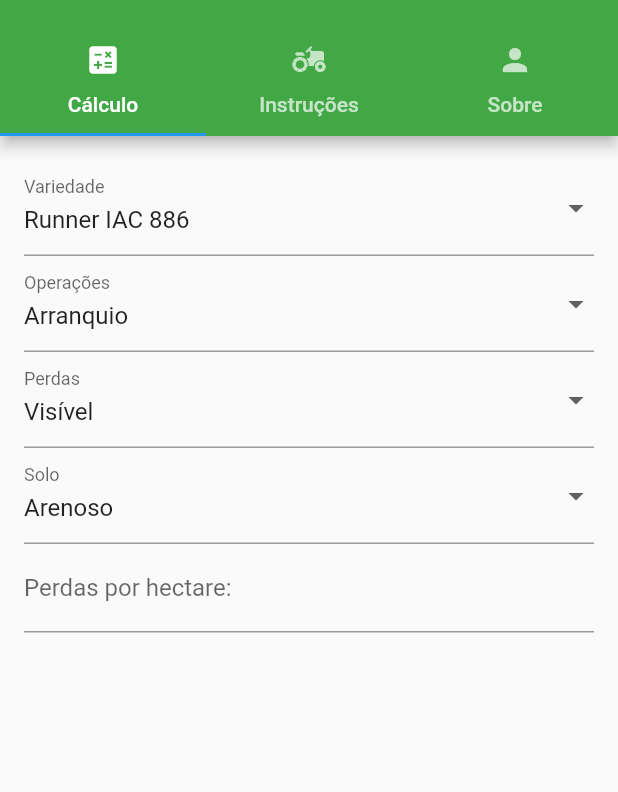
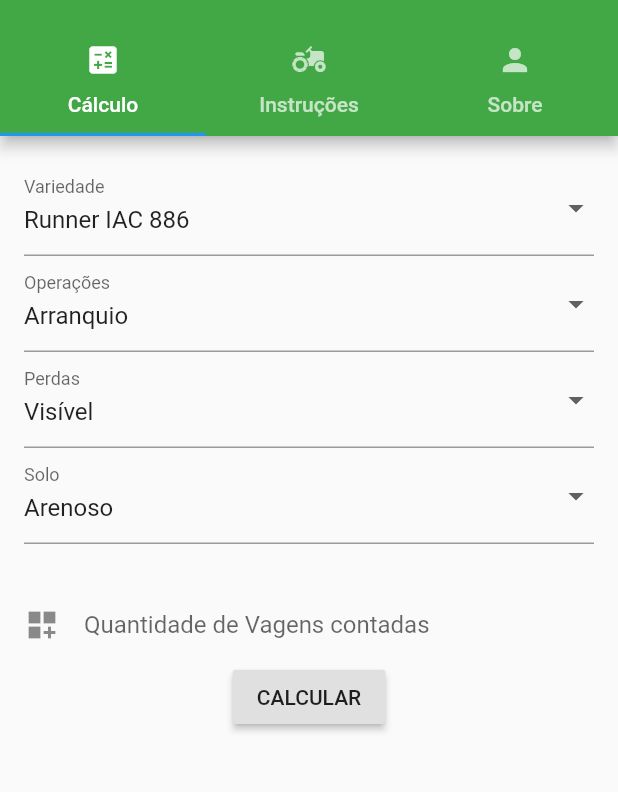
Before and after one commit to gatlingnoah/app_sapeca, a Flutter app: the screen it shows after launch, on a phone screen of 412 x 824 dp, the part 59-851 px from its top. Run offline on Flutter 3.47's test engine with Material 2 defaults, Android fonts, the phone set to English and light mode, and no system bars.

Commit message:
Construção da classe equação, melhorias e ajustes no códugo.

```diff
--- a/lib/pages/calculo.dart
+++ b/lib/pages/calculo.dart
@@ -1,6 +1,7 @@
 // ignore_for_file: prefer_const_constructors
 // ignore_for_file: prefer_const_literals_to_create_immutables
 
+import 'package:app_sapeca/pages/equacao.dart';
 import 'package:flutter/material.dart';
 
 const List<String> variedade = <String>[
@@ -13,13 +14,27 @@ const List<String> operacoes = <String>['Arranquio', 'Recolhimento'];
 const List<String> perdas = <String>['Visível', 'Invisível'];
 const List<String> solo = <String>['Arenoso', 'Argiloso'];
 
+String variedadeValue = variedade.first;
+String operacoesValue = operacoes.first;
+String soloValue = solo.first;
+String perdasValue = perdas.first;
+
 class Calculo extends StatefulWidget {
   @override
   _CalculoState createState() => _CalculoState();
 }
 
 class _CalculoState extends State<Calculo> {
-  @override
+  final dadosController = TextEditingController();
+  String textChange = '';
+
+  void calling() {
+    setState(() {
+      textChange = Equacao().calculing(variedadeValue, operacoesValue,
+          soloValue, perdasValue, dadosController.text);
+    });
+  }
+
   Widget build(BuildContext context) {
     return Scaffold(
       body: Scrollbar(
@@ -33,10 +48,30 @@ class _CalculoState extends State<Calculo> {
                   const DropdownOperacoes(),
                   const DropdownPerdas(),
                   const DropdownSolo(),
-                  TextFormField(
+
+                  const SizedBox(height: 30), // size pra distancia
+
+                  TextField(
+                    decoration: InputDecoration(
+                        border: InputBorder.none,
+                        icon: Icon(Icons.dashboard_customize_sharp),
+                        hintText: 'Quantidade de Vagens contadas'),
+                    controller: dadosController,
+                  ),
+
+                  RaisedButton(
+                    onPressed: () {
+                      calling();
+                    },
+                    child: const Text('CALCULAR'),
+                  ),
+
+                  const SizedBox(height: 30),
+
+                  Text(
+                    textChange,
+                    style: TextStyle(fontSize: 16),
                     textAlign: TextAlign.center,
-                    decoration:
-                        InputDecoration(labelText: 'Perdas por hectare:'),
                   ),
                 ],
               ),
@@ -57,8 +92,6 @@ class DropdownVariedade extends StatefulWidget {
 }
 
 class _DropdownVariedadeState extends State<DropdownVariedade> {
-  String variedadeValue = variedade.first;
-
   @override
   Widget build(BuildContext context) {
     return DropdownButtonFormField<String>(
@@ -90,8 +123,6 @@ class DropdownOperacoes extends StatefulWidget {
 }
 
 class _DropdownOperacoesState extends State<DropdownOperacoes> {
-  String operacoesValue = operacoes.first;
-
   @override
   Widget build(BuildContext context) {
     return DropdownButtonFormField<String>(
@@ -123,8 +154,6 @@ class DropdownPerdas extends StatefulWidget {
 }
 
 class _DropdownPerdasState extends State<DropdownPerdas> {
-  String perdasValue = perdas.first;
-
   @override
   Widget build(BuildContext context) {
     return DropdownButtonFormField<String>(
@@ -156,8 +185,6 @@ class DropdownSolo extends StatefulWidget {
 }
 
 class _DropdownSoloState extends State<DropdownSolo> {
-  String soloValue = solo.first;
-
   @override
   Widget build(BuildContext context) {
     return DropdownButtonFormField<String>(
--- /dev/null
+++ b/lib/pages/equacao.dart
@@ -0,0 +1,14 @@
+class Equacao {
+  late String variedade;
+  late String operacoes;
+  late String perdas;
+  late String solo;
+  late String dados;
+  late double resultado = 0;
+
+  calculing(String variedade, String operacoes, String solo, String perdas,
+      String dados) {
+    //return "Perdas por hectare: $resultado";
+    return "$variedade - $operacoes - $solo - $perdas - $dados";
+  }
+}
```
Also changed, not shown: lib/pages/sobre.dart (+33 -6 lines).
